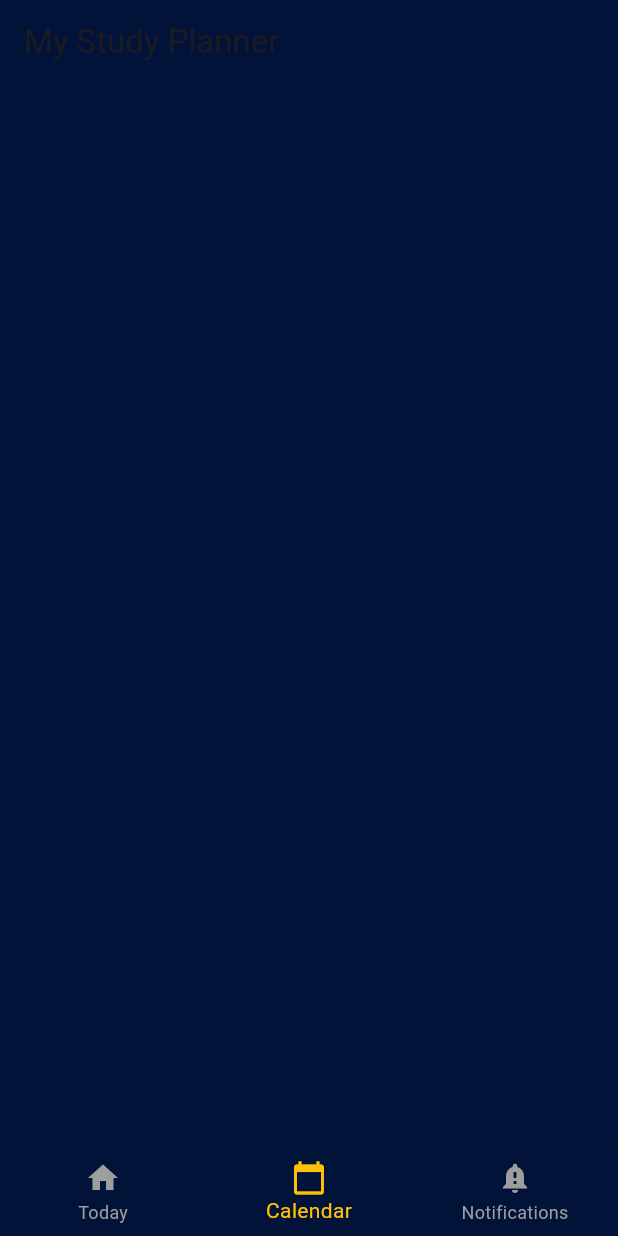
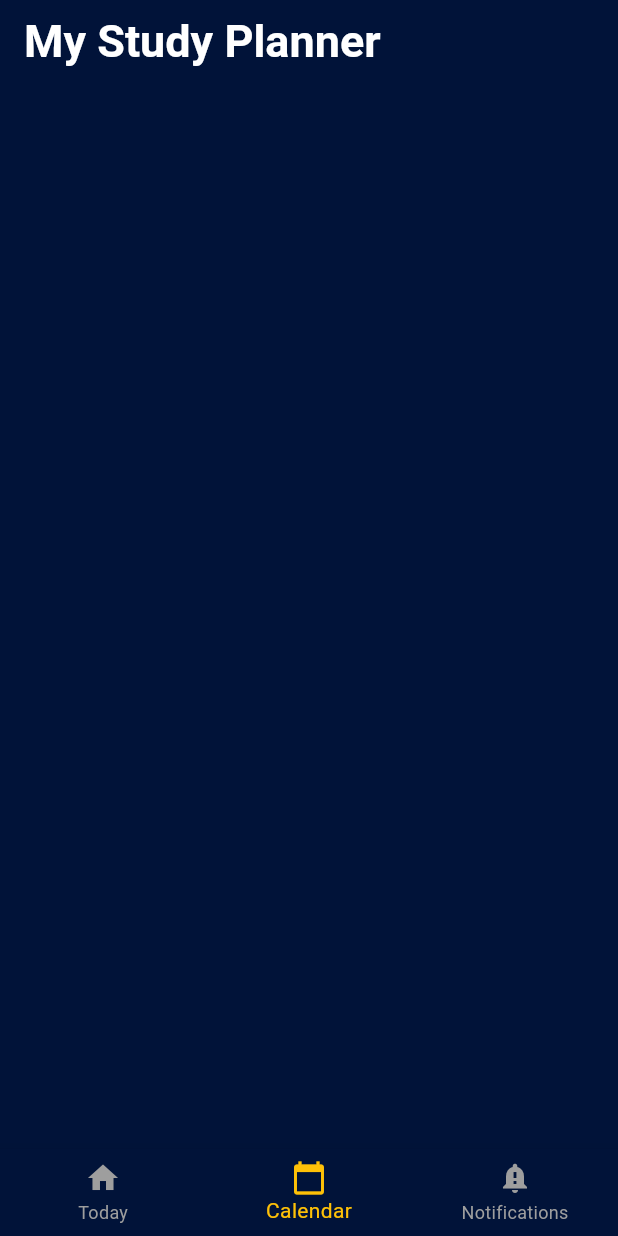
Before and after one commit to Dushimepaulette1/study_planner_app, a Flutter app: the screen it shows after launch, item 2 of the bottom bar chosen, on a phone screen of 412 x 824 dp. Run offline on Flutter 3.47's test engine with Material 3 defaults, Android fonts, the phone set to English and light mode, and no system bars.

Commit message:
added an appbar and styled the app bar

```diff
--- a/lib/screens/calendar_screen.dart
+++ b/lib/screens/calendar_screen.dart
@@ -1,10 +1,29 @@
 import 'package:flutter/material.dart';
+import 'package:individual_assignment_1/main.dart';
 
-class CalendarScreen extends StatelessWidget {
+class CalendarScreen extends StatefulWidget {
   const CalendarScreen({super.key});
 
   @override
+  State<CalendarScreen> createState() => _CalendarScreenState();
+}
+
+class _CalendarScreenState extends State<CalendarScreen> {
+  @override
   Widget build(BuildContext context) {
-    return Scaffold(appBar: AppBar(title: Text("My Study Planner")));
+    return Scaffold(
+      backgroundColor: CustomColors.primaryBackground,
+      appBar: AppBar(
+        backgroundColor: CustomColors.primaryBackground,
+        title: Text(
+          "My Study Planner",
+          style: TextStyle(
+            fontSize: 30.0,
+            color: Colors.white,
+            fontWeight: FontWeight.bold,
+          ),
+        ),
+      ),
+    );
   }
 }
```
